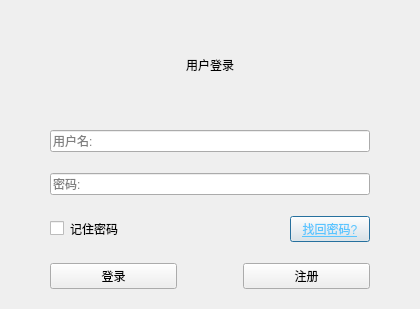
nicaiwojiaoshaba/qt_project, file record_tool/src/ui/login.ui: the form before one commit.
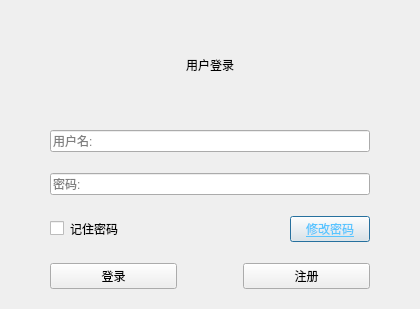
The form after the commit.

The edit to the form file:
```diff
--- a/record_tool/src/ui/login.ui
+++ b/record_tool/src/ui/login.ui
@@ -182,7 +182,7 @@
 color:rgb(88, 197, 255);</string>
                 </property>
                 <property name="text">
-                 <string>找回密码?</string>
+                 <string>修改密码</string>
                 </property>
                </widget>
               </item>
```
Left out of the diff: 2 changed lines with no effect on the pictures.
